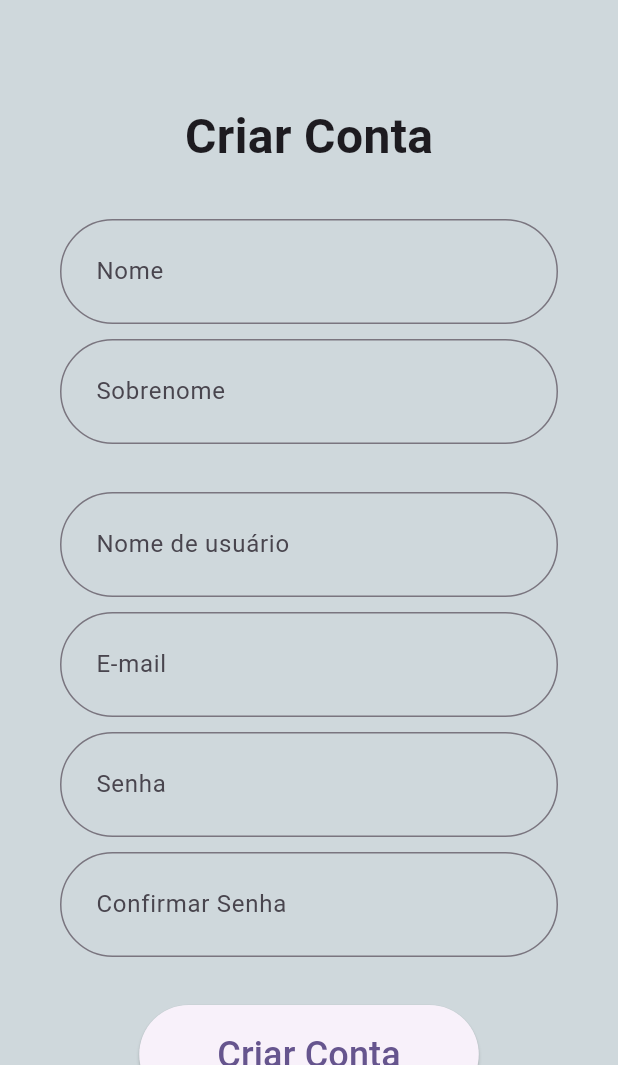
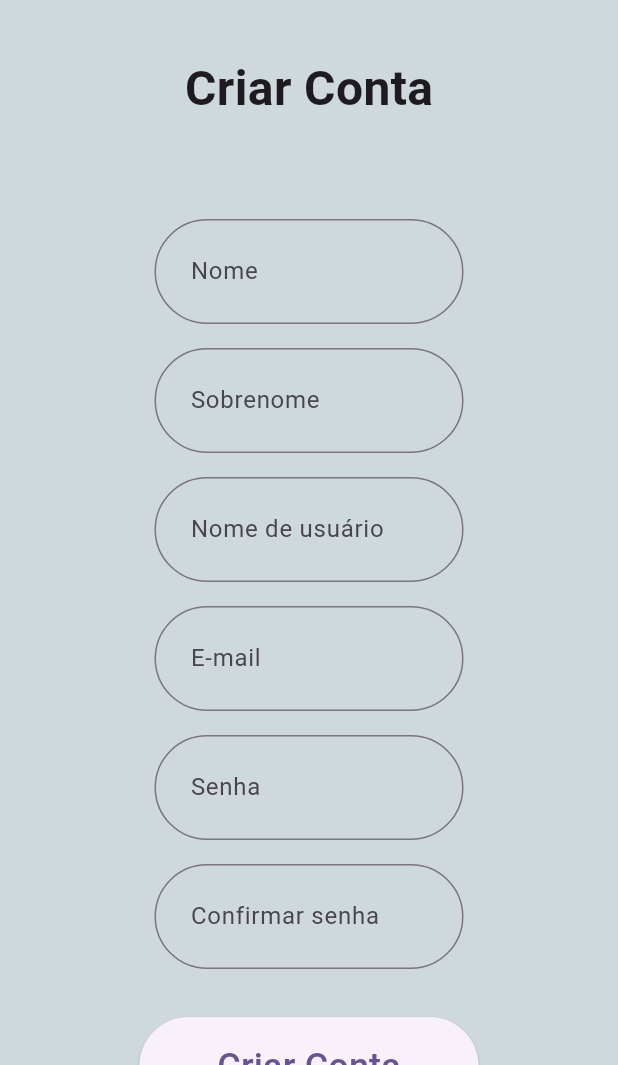
Before and after one commit to priscillamelo/flutter-series-hub, a Flutter app: the CriarContaPage screen opened by its route, on a phone screen of 412 x 824 dp, the part 171-1236 px from its top. Run offline on Flutter 3.47's test engine with Material 3 defaults, Android fonts, the phone set to English and light mode, and no system bars; accounts and stored records are empty.

Commit message:
create-account-page

```diff
--- a/lib/pages/criar_conta_page.dart
+++ b/lib/pages/criar_conta_page.dart
@@ -1,4 +1,5 @@
 import 'package:flutter/material.dart';
+import 'package:flutter_journal_moviesandseries/widgets/text_form_field.dart';
 
 class CriarContaPage extends StatelessWidget {
   const CriarContaPage({super.key});
@@ -18,97 +19,45 @@ class CriarContaPage extends StatelessWidget {
         child: Center(
           child: SingleChildScrollView(
             child: Column(
-              mainAxisAlignment: MainAxisAlignment.spaceBetween,
               children: [
-                Form(
-                  child: Padding(
-                    padding: const EdgeInsets.all(32),
+                const Text(
+                  'Criar Conta',
+                  style: TextStyle(
+                    fontSize: 32,
+                    fontWeight: FontWeight.bold,
+                  ),
+                ),
+                const SizedBox(
+                  height: 64,
+                ),
+                SizedBox(
+                  width: MediaQuery.of(context).size.width / 2,
+                  child: const Form(
                     child: Column(
                       children: [
-                        const Text(
-                          'Criar Conta',
-                          style: TextStyle(
-                            fontSize: 32,
-                            fontWeight: FontWeight.bold,
-                          ),
+                        FormFieldWidget(label: 'Nome'),
+                        SizedBox(
+                          height: 16,
                         ),
-                        const SizedBox(
+                        FormFieldWidget(label: 'Sobrenome'),
+                        SizedBox(
+                          height: 16,
+                        ),
+                        FormFieldWidget(label: 'Nome de usuário'),
+                        SizedBox(
+                          height: 16,
+                        ),
+                        FormFieldWidget(label: 'E-mail'),
+                        SizedBox(
+                          height: 16,
+                        ),
+                        FormFieldWidget(label: 'Senha'),
+                        SizedBox(
+                          height: 16,
+                        ),
+                        FormFieldWidget(label: 'Confirmar senha'),
+                        SizedBox(
                           height: 32,
-                        ),
-                        TextFormField(
-                          style: const TextStyle(fontSize: 20),
-                          decoration: const InputDecoration(
-                            contentPadding: EdgeInsets.all(20),
-                            labelText: "Nome",
-                            border: OutlineInputBorder(
-                                borderRadius:
-                                    BorderRadius.all(Radius.circular(50))),
-                          ),
-                        ),
-                        const SizedBox(
-                          height: 10,
-                        ),
-                        TextFormField(
-                          style: const TextStyle(fontSize: 20),
-                          decoration: const InputDecoration(
-                            contentPadding: EdgeInsets.all(20),
-                            labelText: "Sobrenome",
-                            border: OutlineInputBorder(
-                                borderRadius:
-                                    BorderRadius.all(Radius.circular(50))),
-                          ),
-                        ),
-                        const SizedBox(
-                          height: 32,
-                        ),
-                        TextFormField(
-                          style: const TextStyle(fontSize: 20),
-                          decoration: const InputDecoration(
-                            contentPadding: EdgeInsets.all(20),
-                            labelText: "Nome de usuário",
-                            border: OutlineInputBorder(
-                                borderRadius:
-                                    BorderRadius.all(Radius.circular(50))),
-                          ),
-                        ),
-                        const SizedBox(
-                          height: 10,
-                        ),
-                        TextFormField(
-                          style: const TextStyle(fontSize: 20),
-                          decoration: const InputDecoration(
-                            contentPadding: EdgeInsets.all(20),
-                            labelText: "E-mail",
-                            border: OutlineInputBorder(
-                                borderRadius:
-                                    BorderRadius.all(Radius.circular(50))),
-                          ),
-                        ),
-                        const SizedBox(
-                          height: 10,
-                        ),
-                        TextFormField(
-                          style: const TextStyle(fontSize: 20),
-                          decoration: const InputDecoration(
-                            contentPadding: EdgeInsets.all(20),
-                            labelText: "Senha",
-                            border: OutlineInputBorder(
-                                borderRadius:
-                                    BorderRadius.all(Radius.circular(50))),
-                          ),
-                        ),
-                        const SizedBox(
-                          height: 10,
-                        ),
-                        TextFormField(
-                          style: const TextStyle(fontSize: 20),
-                          decoration: const InputDecoration(
-                            contentPadding: EdgeInsets.all(20),
-                            labelText: "Confirmar Senha",
-                            border: OutlineInputBorder(
-                                borderRadius:
-                                    BorderRadius.all(Radius.circular(50))),
-                          ),
                         ),
                       ],
                     ),
@@ -133,6 +82,9 @@ class CriarContaPage extends StatelessWidget {
                     ),
                   ),
                 ),
+                const SizedBox(
+                  height: 32,
+                ),
                 TextButton(
                   onPressed: () {
                     Navigator.popAndPushNamed(context, "/login");
@@ -149,7 +101,7 @@ class CriarContaPage extends StatelessWidget {
                   child: const Text(
                     "Já tem uma conta? Clique aqui",
                   ),
-                )
+                ),
               ],
             ),
           ),
--- a/lib/pages/login_page.dart
+++ b/lib/pages/login_page.dart
@@ -45,12 +45,12 @@ class LoginPage extends StatelessWidget {
                         FormFieldWidget(
                           label: 'Senha',
                         ),
+                        SizedBox(
+                          height: 32,
+                        ),
                       ],
                     ),
                   ),
-                ),
-                const SizedBox(
-                  height: 32,
                 ),
                 ElevatedButton(
                   onPressed: () {},
--- a/lib/widgets/text_form_field.dart
+++ b/lib/widgets/text_form_field.dart
@@ -7,6 +7,7 @@ class FormFieldWidget extends StatelessWidget {
   @override
   Widget build(BuildContext context) {
     return TextFormField(
+      obscureText: label.toLowerCase().contains('senha') ? true : false,
       style: const TextStyle(fontSize: 20),
       decoration: InputDecoration(
         contentPadding: const EdgeInsets.all(20),
```
